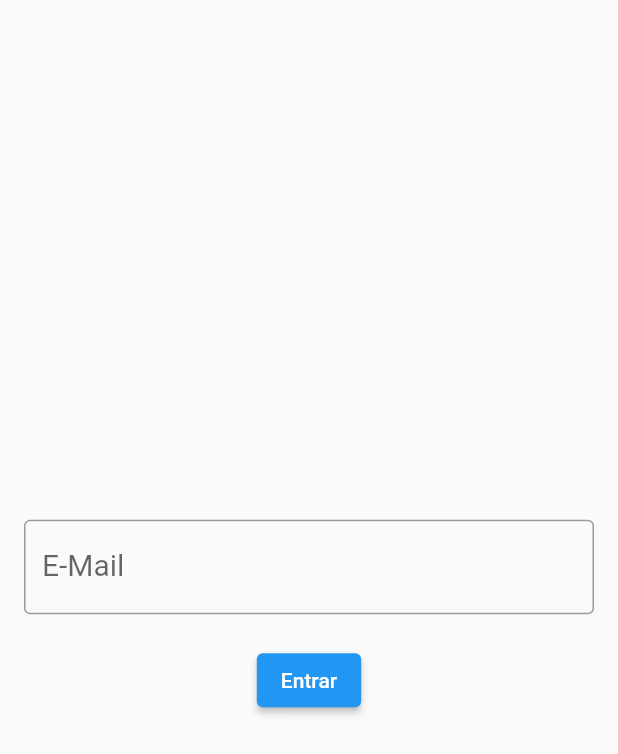
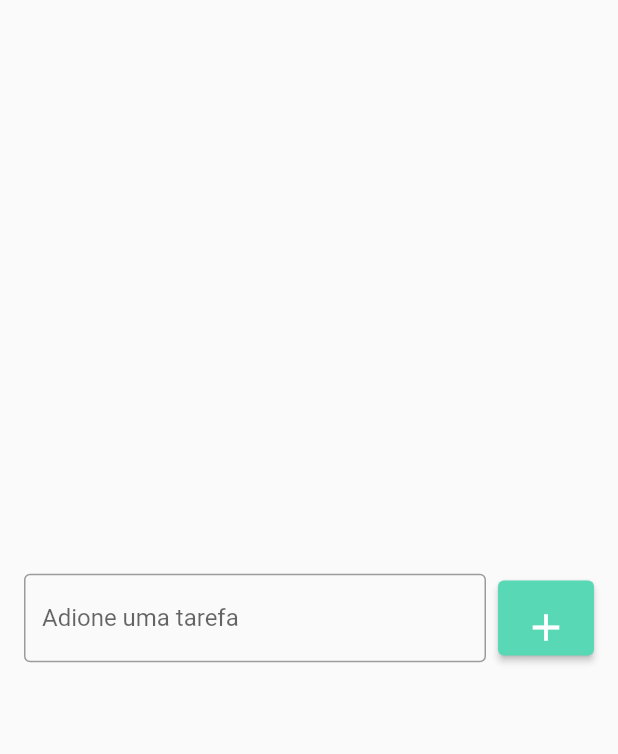
Before and after one commit to IvanHSilva/flutter_app02_todo_list, a Flutter app: the screen it shows after launch, on a phone screen of 412 x 824 dp. Shown: the top 754 px of the screen. Run offline on Flutter 3.47's test engine with Material 2 defaults, Android fonts, the phone set to English and light mode, and no system bars.

Commit message:
TextField and ElevatedButton defined

```diff
--- a/lib/pages/todolist.dart
+++ b/lib/pages/todolist.dart
@@ -9,38 +9,35 @@ class ToDoList extends StatelessWidget {
   Widget build(BuildContext context) {
     return Scaffold(
       body: Center(
+        // Row tem largura infinita
         child: Padding(
-          padding: const EdgeInsets.all(16.0),
-          child: Column(
-            mainAxisSize: MainAxisSize.min,
+          padding: const EdgeInsets.symmetric(horizontal: 16.0),
+          child: Row(
             children: [
-              TextField(
-                controller: emailController,
-                decoration: const InputDecoration(
-                  labelText: 'E-Mail',
-                  hintText: 'email@email.com',
-                  border: OutlineInputBorder(),
-                  //prefixText: 'R\$ ',
-                  //suffixText: ' cm',
-                  labelStyle: TextStyle(
-                    fontSize: 20,
+              // Permte extender o widget com a máxima largura disponível
+              const Expanded(
+                child: TextField(
+                  decoration: InputDecoration(
+                    border: OutlineInputBorder(),
+                    labelText: 'Adione uma tarefa',
+                    hintText: 'Estudar programação',
                   ),
-                  errorText: null,
                 ),
-                keyboardType: TextInputType.emailAddress,
-                style: const TextStyle(
-                  fontSize: 20,
-                  //fontWeight: FontWeight.bold,
+              ),
+              const SizedBox(width: 8),
+              ElevatedButton(
+                onPressed: () {},
+                style: ElevatedButton.styleFrom(
+                  //primary: Colors.green,
+                  primary: const Color(0XFF58D8B5),
+                  fixedSize: const Size(50, 50),
+                  padding: const EdgeInsets.all(16),
                 ),
-                onChanged: onChanged,
-                onSubmitted: onSubmitted,
-              ),
-              const SizedBox(
-                height: 20,
-              ),
-              ElevatedButton(
-                onPressed: login,
-                child: const Text('Entrar'),
+                //child: const Text('+'),
+                child: const Icon(
+                  Icons.add,
+                  size: 30,
+                ),
               ),
             ],
           ),
@@ -48,20 +45,4 @@ class ToDoList extends StatelessWidget {
       ),
     );
   }
-
-  void login() {
-    String email = emailController.text;
-    print(email);
-    emailController.clear();
-  }
-
-  // Somente leitura, a cada letra digitada
-  void onChanged(String text) {
-    //print(text);
-  }
-
-  // Somente quando é pressionado o botão
-  void onSubmitted(String text) {
-    print(text);
-  }
 }
```
